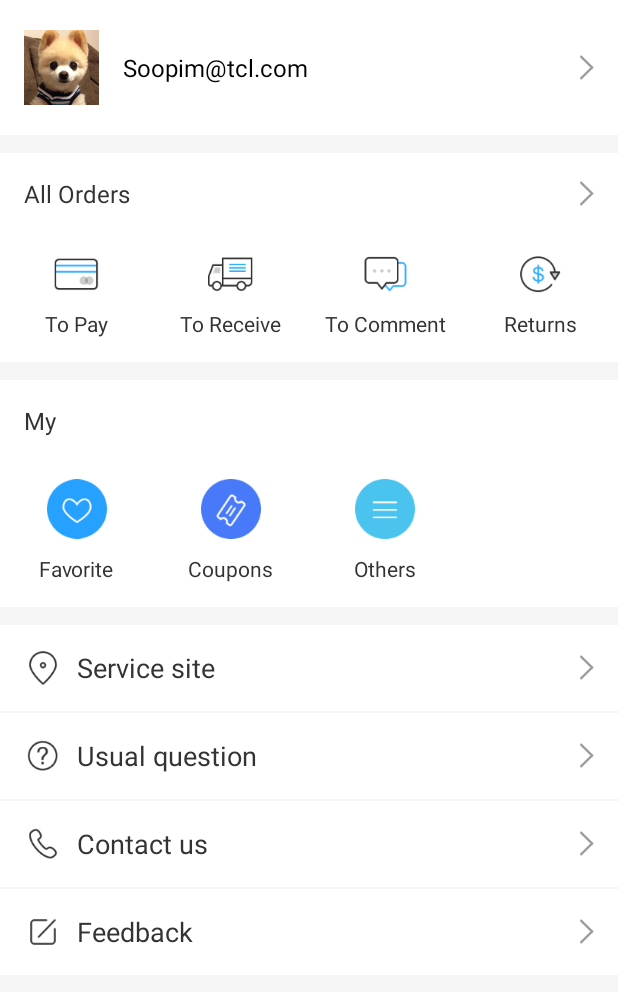
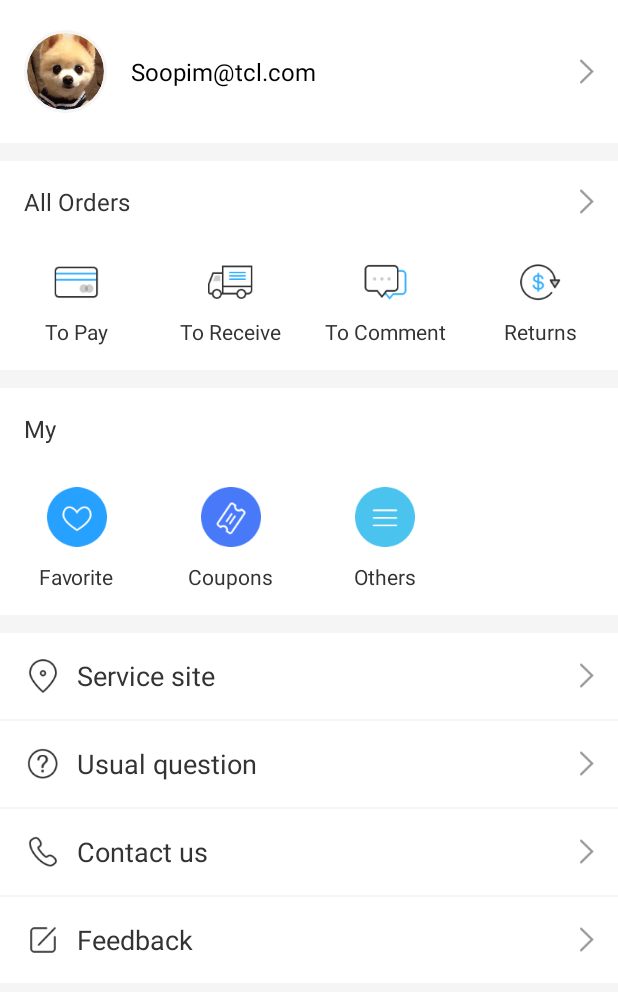
Before and after one commit to WPolly/OneShop, an Android app: the fragment ServiceFragment shown on its own in the app's theme, on a phone screen of 412 x 824 dp. Shown: the top 992 px of the screen. Run offline under Robolectric (Android 15) with nearby library versions, the phone set to English and light mode, and no system bars; our stand-ins replace CircleImageView; 1 statement that could not run was skipped.

Commit message:
Make User profile rounded with CircleImageView library.

```diff
--- a/app/build.gradle
+++ b/app/build.gradle
@@ -27,4 +27,5 @@ dependencies {
     compile 'com.android.support:appcompat-v7:25.0.0'
     testCompile 'junit:junit:4.12'
     compile 'com.android.support:recyclerview-v7:25.0.0'
+    compile 'de.hdodenhof:circleimageview:2.1.0'
 }
--- a/app/src/main/res/layout/fragment_service.xml
+++ b/app/src/main/res/layout/fragment_service.xml
@@ -1,5 +1,6 @@
 <?xml version="1.0" encoding="utf-8"?>
 <ScrollView xmlns:android="http://schemas.android.com/apk/res/android"
+            xmlns:app="http://schemas.android.com/apk/res-auto"
             android:layout_width="match_parent"
             android:layout_height="match_parent">
 
@@ -19,10 +20,12 @@
             android:paddingStart="16dp"
             android:paddingTop="20dp">
 
-            <ImageView
-                android:layout_width="50dp"
-                android:layout_height="50dp"
-                android:src="@mipmap/avatar_default"/>
+            <de.hdodenhof.circleimageview.CircleImageView
+                android:layout_width="55dp"
+                android:layout_height="55dp"
+                android:src="@mipmap/avatar_default"
+                app:civ_border_width="2dp"
+                app:civ_border_color="@color/colorBackground"/>
 
             <TextView
                 android:layout_width="0dp"
```
